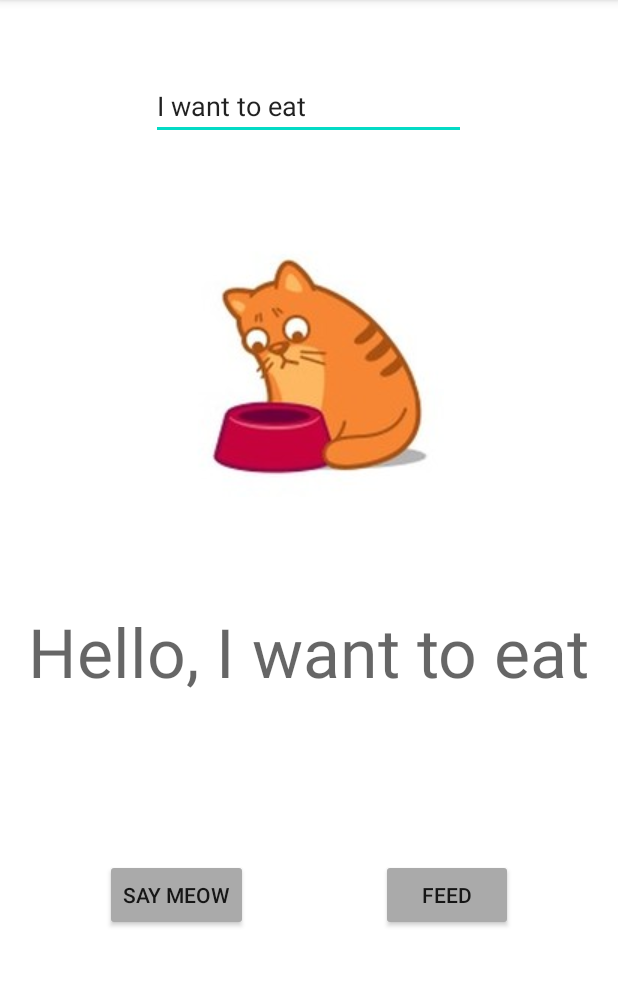
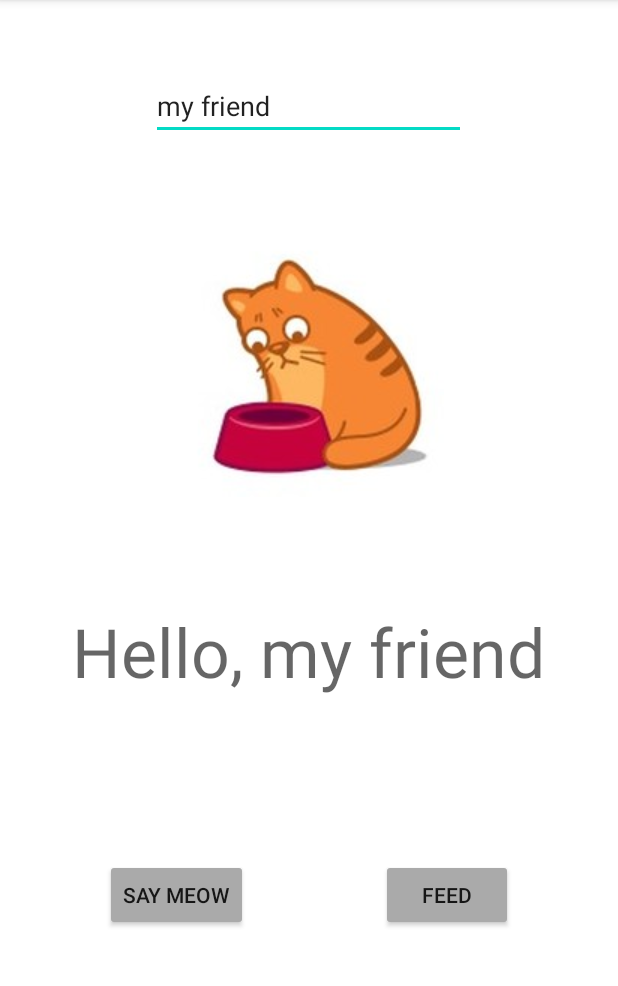
Before and after one commit to annyaj/omsu-android, an Android app: the screen it shows after launch (MainActivity), after a tap on "I want to eat", on a phone screen of 412 x 824 dp, the part 84-1070 px from its top. Run offline under Robolectric (Android 15) with nearby library versions, the phone set to English and light mode, and no system bars.

Commit message:
Corrected strings

```diff
--- a/app/src/main/res/layout/activity_main.xml
+++ b/app/src/main/res/layout/activity_main.xml
@@ -13,7 +13,7 @@
         android:layout_height="185dp"
         android:layout_marginTop="116dp"
         android:backgroundTint="@android:color/background_light"
-        android:contentDescription="@string/fitme"
+        android:contentDescription="@string/cat_want_to_eat"
         android:onClick="onPressButton"
         android:src="@drawable/main_cat"
         app:layout_constraintBottom_toTopOf="@+id/textView"
@@ -29,7 +29,7 @@
         android:layout_width="wrap_content"
         android:layout_height="wrap_content"
         android:layout_marginTop="404dp"
-        android:text="@string/fitme"
+        android:text="@string/cat_want_to_eat"
         android:textAppearance="@style/TextAppearance.AppCompat.Display2"
         app:layout_constraintEnd_toEndOf="parent"
         app:layout_constraintHorizontal_bias="0.498"
@@ -44,7 +44,7 @@
         android:ems="10"
         android:hint="@string/app_name"
         android:inputType="textPersonName"
-        android:text="@string/fitme"
+        android:text="@string/my_friend"
         app:layout_constraintEnd_toEndOf="parent"
         app:layout_constraintHorizontal_bias="0.497"
         app:layout_constraintStart_toStartOf="parent"
--- a/app/src/main/res/values/strings.xml
+++ b/app/src/main/res/values/strings.xml
@@ -1,10 +1,11 @@
 <resources>
     <string name="app_name">My cat</string>
-    <string name="fitme">I want to eat</string>
+    <string name="cat_want_to_eat">I want to eat</string>
     <string name="edit_hello">hello</string>
     <string name="buttonHelloText">Say meow</string>
     <string name="buttonCounterText">Feed</string>
     <string name="say_meow_text">Meow!</string>
     <string name="on_press_cat_text">I\'m happy!</string>
-    <string name="feed_cat">\"Eat: \"</string>
+    <string name="feed_cat">Eat: </string>
+    <string name="my_friend">my friend</string>
 </resources>
```
